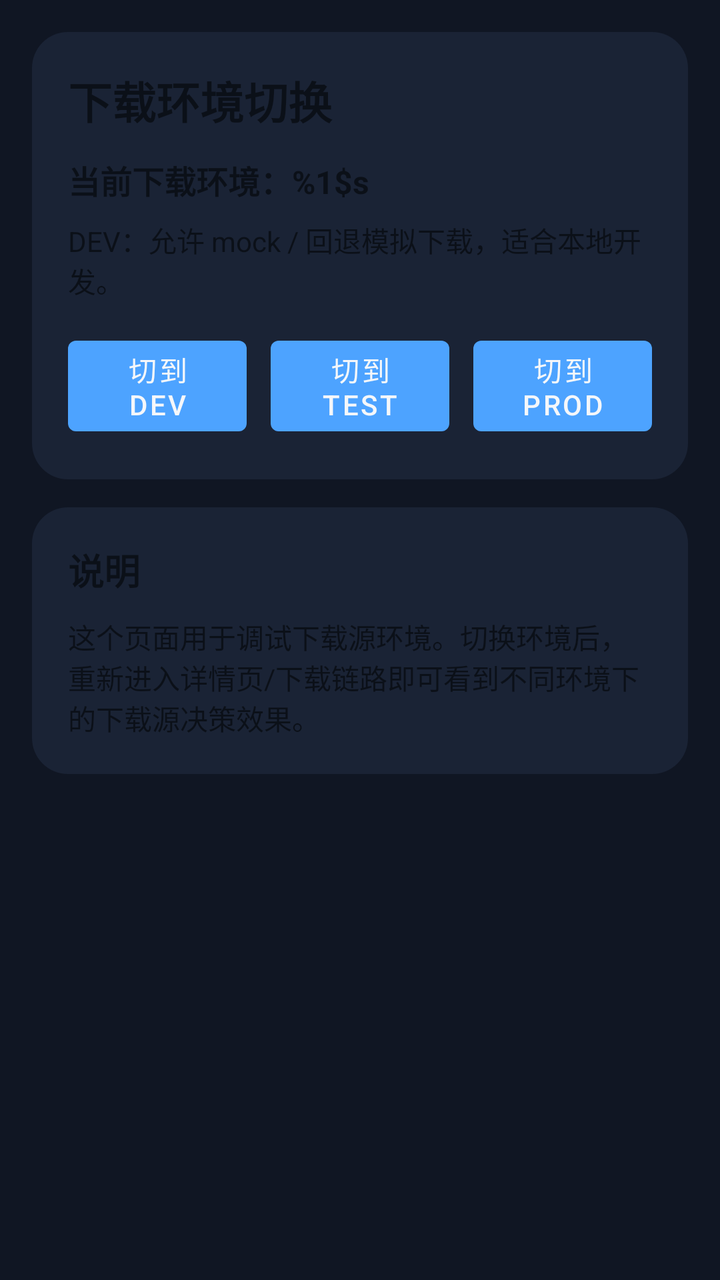
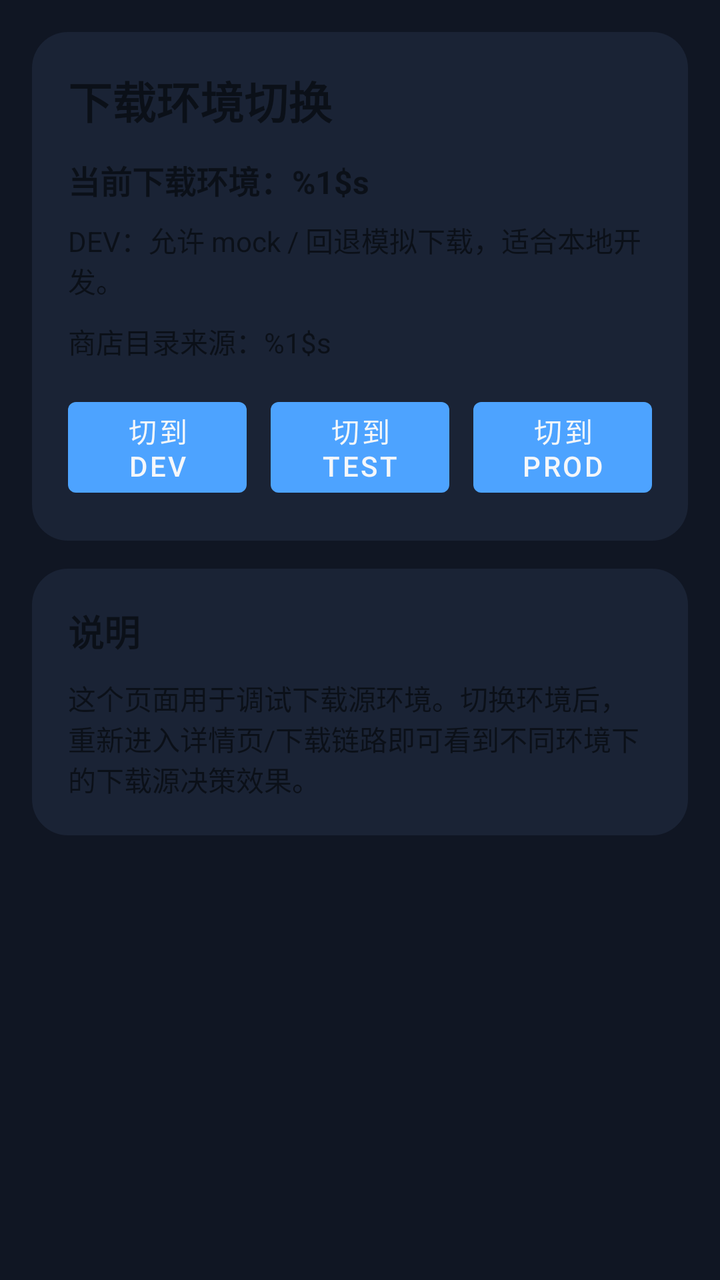

Compare the two renders of this Android layout. The source of the first and the diff that turns it into the second are given below.
<!-- AndroidManifest.xml: another module's application theme Theme.CarAppStore -->
<!-- res/layout/fragment_developer_settings.xml -->
<?xml version="1.0" encoding="utf-8"?>
<androidx.constraintlayout.widget.ConstraintLayout xmlns:android="http://schemas.android.com/apk/res/android"
    xmlns:app="http://schemas.android.com/apk/res-auto"
    android:layout_width="match_parent"
    android:layout_height="match_parent">

    <ScrollView
        android:layout_width="0dp"
        android:layout_height="0dp"
        android:fillViewport="true"
        app:layout_constraintBottom_toBottomOf="parent"
        app:layout_constraintEnd_toEndOf="parent"
        app:layout_constraintStart_toStartOf="parent"
        app:layout_constraintTop_toTopOf="parent">

    <LinearLayout
        android:layout_width="match_parent"
        android:layout_height="wrap_content"
        android:orientation="vertical"
        android:padding="16dp">

        <LinearLayout
            android:layout_width="match_parent"
            android:layout_height="wrap_content"
            android:background="@drawable/bg_panel"
            android:orientation="vertical"
            android:padding="18dp">

            <TextView
                android:layout_width="match_parent"
                android:layout_height="wrap_content"
                android:text="@string/ui_download_environment_switch"
                android:textSize="22sp"
                android:textStyle="bold" />

            <TextView
                android:id="@+id/tvCurrentEnvironment"
                android:layout_width="match_parent"
                android:layout_height="wrap_content"
                android:layout_marginTop="12dp"
                android:text="@string/ui_download_environment_current_format"
                android:textSize="16sp"
                android:textStyle="bold" />

            <TextView
                android:id="@+id/tvEnvironmentHint"
                android:layout_width="match_parent"
                android:layout_height="wrap_content"
                android:layout_marginTop="8dp"
                android:text="@string/ui_download_environment_hint_dev"
                android:textSize="14sp" />

            <LinearLayout
                android:layout_width="match_parent"
                android:layout_height="wrap_content"
                android:layout_marginTop="14dp"
                android:orientation="horizontal">

                <Button
                    android:id="@+id/btnEnvDev"
                    android:layout_width="0dp"
                    android:layout_height="wrap_content"
                    android:layout_marginEnd="6dp"
                    android:layout_weight="1"
                    android:text="@string/ui_download_environment_switch_dev" />

                <Button
                    android:id="@+id/btnEnvTest"
                    android:layout_width="0dp"
                    android:layout_height="wrap_content"
                    android:layout_marginStart="6dp"
                    android:layout_marginEnd="6dp"
                    android:layout_weight="1"
                    android:text="@string/ui_download_environment_switch_test" />

                <Button
                    android:id="@+id/btnEnvProd"
                    android:layout_width="0dp"
                    android:layout_height="wrap_content"
                    android:layout_marginStart="6dp"
                    android:layout_weight="1"
                    android:text="@string/ui_download_environment_switch_prod" />
            </LinearLayout>
        </LinearLayout>

        <LinearLayout
            android:layout_width="match_parent"
            android:layout_height="wrap_content"
            android:layout_marginTop="14dp"
            android:background="@drawable/bg_panel"
            android:orientation="vertical"
            android:padding="18dp">

            <TextView
                android:layout_width="match_parent"
                android:layout_height="wrap_content"
                android:text="@string/ui_description"
                android:textSize="18sp"
                android:textStyle="bold" />

            <TextView
                android:layout_width="match_parent"
                android:layout_height="wrap_content"
                android:layout_marginTop="10dp"
                android:text="@string/ui_download_environment_description"
                android:textSize="14sp" />
        </LinearLayout>

    </LinearLayout>
    </ScrollView>

</androidx.constraintlayout.widget.ConstraintLayout>
<!-- resources referenced by this layout -->
<resources>
  <!-- drawable bg_panel (drawable) -->
  <shape xmlns:android="http://schemas.android.com/apk/res/android">
      <solid android:color="@color/car_surface" />
      <corners android:radius="18dp" />
  </shape>
  <string name="ui_description">说明</string>
  <string name="ui_download_environment_current_format">当前下载环境：%1$s</string>
  <string name="ui_download_environment_description">这个页面用于调试下载源环境。切换环境后，重新进入详情页/下载链路即可看到不同环境下的下载源决策效果。</string>
  <string name="ui_download_environment_hint_dev">DEV：允许 mock / 回退模拟下载，适合本地开发。</string>
  <string name="ui_download_environment_switch">下载环境切换</string>
  <string name="ui_download_environment_switch_dev">切到 DEV</string>
  <string name="ui_download_environment_switch_prod">切到 PROD</string>
  <string name="ui_download_environment_switch_test">切到 TEST</string>
  <style name="Theme.CarAppStore" parent="Theme.MaterialComponents.DayNight.NoActionBar">
          <item name="colorPrimary">@color/car_primary</item>
          <item name="colorPrimaryVariant">@color/car_primary_dark</item>
          <item name="colorOnPrimary">@color/car_text_primary</item>
          <item name="colorSecondary">@color/car_accent</item>
          <item name="colorSecondaryVariant">@color/teal_700</item>
          <item name="colorOnSecondary">@color/car_bg</item>
          <item name="android:statusBarColor" tools:targetApi="l">@color/car_bg</item>
          <item name="android:navigationBarColor" tools:targetApi="l">@color/car_bg</item>
          <item name="android:windowBackground">@color/car_bg</item>
      </style>
  <color name="car_surface">#1A2335</color>
  <color name="car_primary">#4DA3FF</color>
  <color name="car_primary_dark">#2E7DE0</color>
  <color name="car_text_primary">#F5F7FA</color>
  <color name="car_accent">#5DE1B9</color>
  <color name="teal_700">#FF018786</color>
  <color name="car_bg">#101623</color>
</resources>

<!-- the commit's change to res/layout/fragment_developer_settings.xml (unified diff, before → after) -->
@@ -48,6 +48,14 @@
                 android:layout_height="wrap_content"
                 android:layout_marginTop="8dp"
                 android:text="@string/ui_download_environment_hint_dev"
+                android:textSize="14sp" />
+
+            <TextView
+                android:id="@+id/tvCatalogSource"
+                android:layout_width="match_parent"
+                android:layout_height="wrap_content"
+                android:layout_marginTop="10dp"
+                android:text="@string/ui_catalog_source_current_format"
                 android:textSize="14sp" />
 
             <LinearLayout
<!-- resource entries referenced after the edit -->
@@ -5,6 +5,7 @@
       <solid android:color="@color/car_surface" />
       <corners android:radius="18dp" />
   </shape>
+  <string name="ui_catalog_source_current_format">商店目录来源：%1$s</string>
   <string name="ui_description">说明</string>
   <string name="ui_download_environment_current_format">当前下载环境：%1$s</string>
   <string name="ui_download_environment_description">这个页面用于调试下载源环境。切换环境后，重新进入详情页/下载链路即可看到不同环境下的下载源决策效果。</string>
